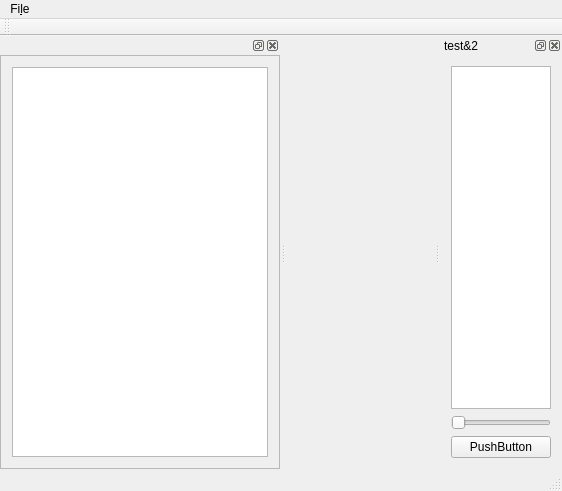
Before: the Qt Designer form clifview.ui in hendrikschilling/clifview, drawn with Qt 5.
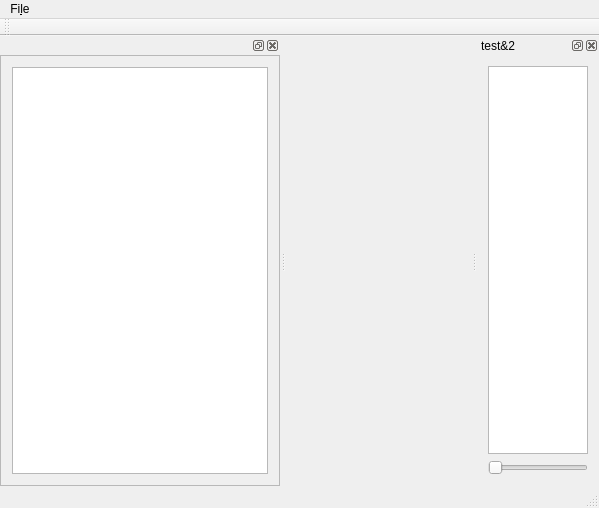
After: the same form once the commit is applied. Custom widgets are drawn as their Qt base class.

Commit message: implement scrolling trough dataset

```diff
--- a/clifview.ui
+++ b/clifview.ui
@@ -6,8 +6,8 @@
    <rect>
     <x>0</x>
     <y>0</y>
-    <width>562</width>
-    <height>491</height>
+    <width>599</width>
+    <height>508</height>
    </rect>
   </property>
   <property name="windowTitle">
@@ -19,7 +19,7 @@
     <rect>
      <x>0</x>
      <y>0</y>
-     <width>562</width>
+     <width>599</width>
      <height>19</height>
     </rect>
    </property>
@@ -80,21 +80,22 @@
      </item>
      <item>
       <widget class="QSlider" name="datasetSlider">
+       <property name="maximum">
+        <number>99</number>
+       </property>
        <property name="orientation">
         <enum>Qt::Horizontal</enum>
        </property>
+       <property name="tickPosition">
+        <enum>QSlider::NoTicks</enum>
+       </property>
+       <property name="tickInterval">
+        <number>0</number>
+       </property>
       </widget>
      </item>
      <item>
-      <layout class="QHBoxLayout" name="horizontalLayout">
-       <item>
-        <widget class="QPushButton" name="pushFit">
-         <property name="text">
-          <string>PushButton</string>
-         </property>
-        </widget>
-       </item>
-      </layout>
+      <layout class="QHBoxLayout" name="horizontalLayout"/>
      </item>
     </layout>
    </widget>
```
Left out of the diff: 6 changed lines with no effect on the pictures. The commit also changes 2 other files.
